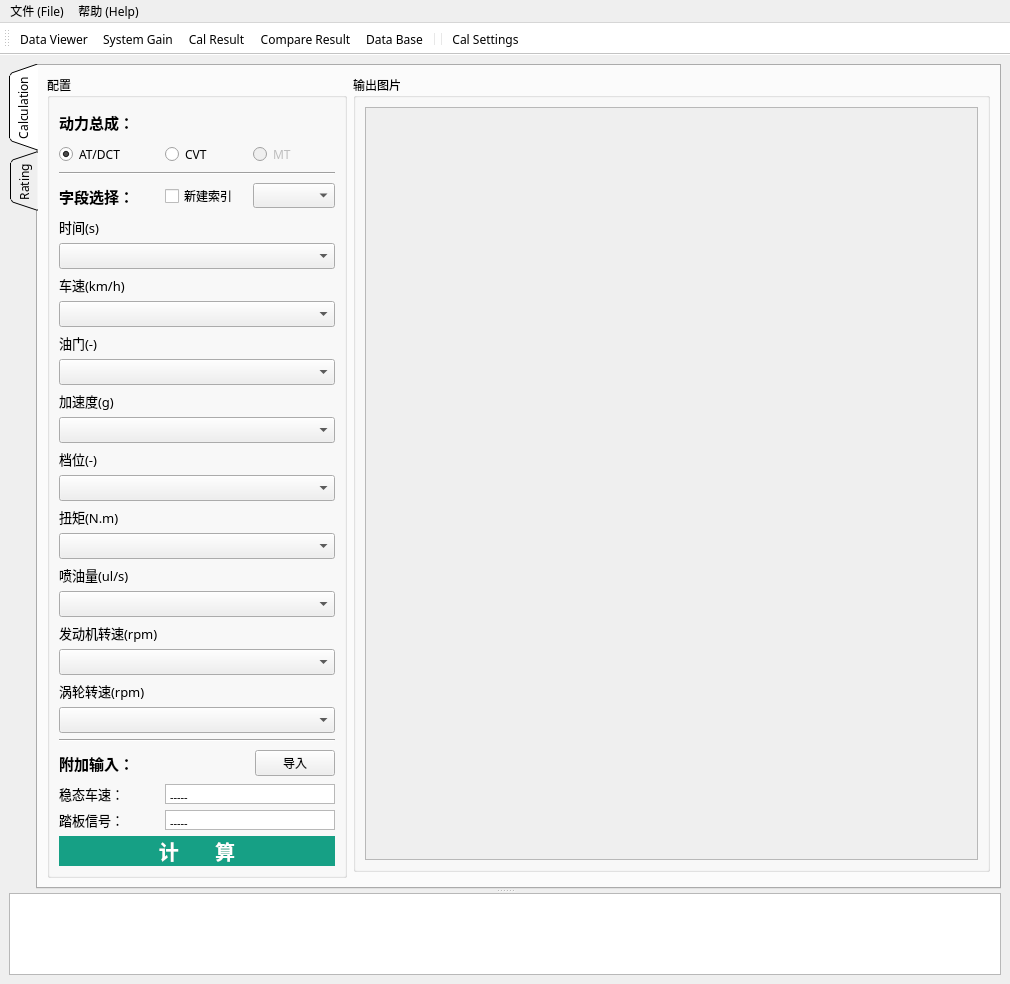
huisede/SystemGain, file SystemGainUi.ui: the form before one commit.
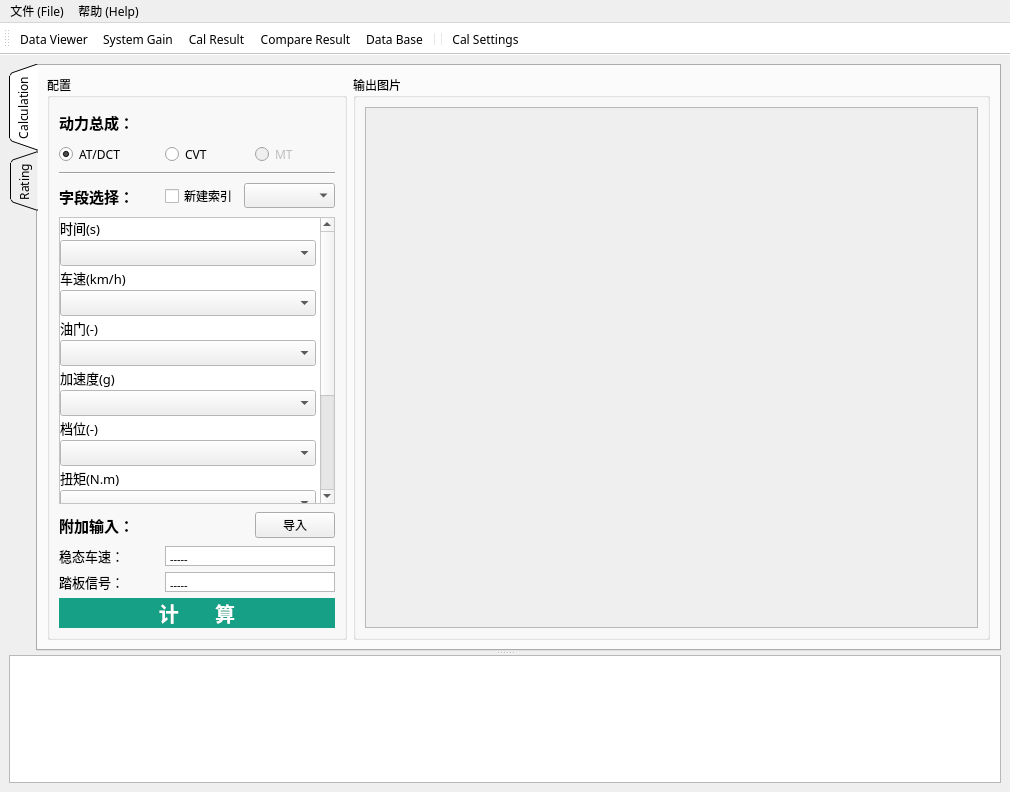
The form after the commit. The open tabs and pages were chosen to show the change. Icons and pictures are not drawn.

What changed in the file:
```diff
--- a/SystemGainUi.ui
+++ b/SystemGainUi.ui
@@ -10,7 +10,7 @@
     <x>0</x>
     <y>0</y>
     <width>1010</width>
-    <height>984</height>
+    <height>792</height>
    </rect>
   </property>
   <property name="palette">
@@ -149,7 +149,40 @@
              <string>Calculation</string>
             </attribute>
             <layout class="QGridLayout" name="gridLayout_9">
-             <item row="0" column="0" rowspan="2">
+             <item row="0" column="1" colspan="4">
+              <widget class="QGroupBox" name="System_Gain_AT_DCT_Figs_Group">
+               <property name="title">
+                <string>输出图片</string>
+               </property>
+               <layout class="QGridLayout" name="gridLayout_8">
+                <item row="0" column="2">
+                 <widget class="QScrollArea" name="System_Gain_AT_DCT_Figs_scrollArea">
+                  <property name="contextMenuPolicy">
+                   <enum>Qt::NoContextMenu</enum>
+                  </property>
+                  <property name="styleSheet">
+                   <string notr="true"/>
+                  </property>
+                  <property name="widgetResizable">
+                   <bool>true</bool>
+                  </property>
+                  <widget class="QWidget" name="System_Gain_AT_DCT_Figs_scrollAreaWidgetContents">
+                   <property name="geometry">
+                    <rect>
+                     <x>0</x>
+                     <y>0</y>
+                     <width>622</width>
+                     <height>507</height>
+                    </rect>
+                   </property>
+                   <layout class="QGridLayout" name="gridLayout_2"/>
+                  </widget>
+                 </widget>
+                </item>
+               </layout>
+              </widget>
+             </item>
+             <item row="0" column="0">
               <widget class="QGroupBox" name="System_Gain_AT_DCT_Config_Group">
                <property name="maximumSize">
                 <size>
@@ -161,57 +194,7 @@
                 <string>配置</string>
                </property>
                <layout class="QGridLayout" name="gridLayout_13">
-                <item row="3" column="0">
-                 <widget class="QLabel" name="System_Gain_AT_DCT_StableVspd_lab">
-                  <property name="minimumSize">
-                   <size>
-                    <width>100</width>
-                    <height>20</height>
-                   </size>
-                  </property>
-                  <property name="maximumSize">
-                   <size>
-                    <width>60</width>
-                    <height>20</height>
-                   </size>
-                  </property>
-                  <property name="font">
-                   <font>
-                    <family>Microsoft YaHei</family>
-                    <pointsize>10</pointsize>
-                   </font>
-                  </property>
-                  <property name="text">
-                   <string>稳态车速：</string>
-                  </property>
-                 </widget>
-                </item>
-                <item row="4" column="0">
-                 <widget class="QLabel" name="System_Gain_AT_DCT_StablePed_lab">
-                  <property name="minimumSize">
-                   <size>
-                    <width>100</width>
-                    <height>20</height>
-                   </size>
-                  </property>
-                  <property name="maximumSize">
-                   <size>
-                    <width>60</width>
-                    <height>20</height>
-                   </size>
-                  </property>
-                  <property name="font">
-                   <font>
-                    <family>Microsoft YaHei</family>
-                    <pointsize>10</pointsize>
-                   </font>
-                  </property>
-                  <property name="text">
-                   <string>踏板信号：</string>
-                  </property>
-                 </widget>
-                </item>
-                <item row="2" column="3">
+                <item row="7" column="3">
                  <widget class="QPushButton" name="Constant_Speed_Input_button">
                   <property name="minimumSize">
                    <size>
@@ -229,7 +212,7 @@
                   </property>
                  </widget>
                 </item>
-                <item row="5" column="0" colspan="4">
+                <item row="10" column="0" colspan="4">
                  <widget class="QPushButton" name="SysGain_Cal">
                   <property name="palette">
                    <palette>
@@ -421,7 +404,7 @@
                   </property>
                  </widget>
                 </item>
-                <item row="3" column="1" colspan="3">
+                <item row="8" column="1" colspan="3">
                  <widget class="QTextEdit" name="Constant_Speed_Show_Speed_text">
                   <property name="minimumSize">
                    <size>
@@ -432,7 +415,7 @@
                   <property name="maximumSize">
                    <size>
                     <width>16777215</width>
-                    <height>60</height>
+                    <height>25</height>
                    </size>
                   </property>
                   <property name="verticalScrollBarPolicy">
@@ -447,7 +430,7 @@
                   </property>
                  </widget>
                 </item>
-                <item row="4" column="1" colspan="3">
+                <item row="9" column="1" colspan="3">
                  <widget class="QTextEdit" name="Constant_Speed_Show_Ped_text">
                   <property name="minimumSize">
                    <size>
@@ -458,7 +441,7 @@
                   <property name="maximumSize">
                    <size>
                     <width>16777215</width>
-                    <height>60</height>
+                    <height>25</height>
                    </size>
                   </property>
                   <property name="verticalScrollBarPolicy">
@@ -473,7 +456,7 @@
                   </property>
                  </widget>
                 </item>
-                <item row="2" column="0" colspan="2">
+                <item row="7" column="0" colspan="2">
                  <widget class="QLabel" name="System_Gain_AT_DCT_AddInput">
                   <property name="minimumSize">
                    <size>
@@ -503,142 +486,201 @@
                   </property>
                  </widget>
                 </item>
-                <item row="0" column="0" colspan="4">
-                 <layout class="QGridLayout" name="System_Gain_AT_DCT_Config_Lay">
-                  <item row="1" column="2">
-                   <widget class="QRadioButton" name="System_Gain_MT">
-                    <property name="enabled">
-                     <bool>false</bool>
+                <item row="9" column="0">
+                 <widget class="QLabel" name="System_Gain_AT_DCT_StablePed_lab">
+                  <property name="minimumSize">
+                   <size>
+                    <width>100</width>
+                    <height>20</height>
+                   </size>
+                  </property>
+                  <property name="maximumSize">
+                   <size>
+                    <width>60</width>
+                    <height>20</height>
+                   </size>
+                  </property>
+                  <property name="font">
+                   <font>
+                    <family>Microsoft YaHei</family>
+                    <pointsize>10</pointsize>
+                   </font>
+                  </property>
+                  <property name="text">
+                   <string>踏板信号：</string>
+                  </property>
+                 </widget>
+                </item>
+                <item row="8" column="0">
+                 <widget class="QLabel" name="System_Gain_AT_DCT_StableVspd_lab">
+                  <property name="minimumSize">
+                   <size>
+                    <width>100</width>
+                    <height>20</height>
+                   </size>
+                  </property>
+                  <property name="maximumSize">
+                   <size>
+                    <width>60</width>
+                    <height>20</height>
+                   </size>
+                  </property>
+                  <property name="font">
+                   <font>
+                    <family>Microsoft YaHei</family>
+                    <pointsize>10</pointsize>
+                   </font>
+                  </property>
+                  <property name="text">
+                   <string>稳态车速：</string>
+                  </property>
+                 </widget>
+                </item>
+                <item row="1" column="3">
+                 <widget class="QRadioButton" name="System_Gain_MT">
+                  <property name="enabled">
+                   <bool>false</bool>
+                  </property>
+                  <property name="font">
+                   <font>
+                    <family>Microsoft YaHei</family>
+                   </font>
+                  </property>
+                  <property name="text">
+                   <string>MT</string>
+                  </property>
+                  <attribute name="buttonGroup">
+                   <string notr="true">buttonGroup_PT_Type</string>
+                  </attribute>
+                 </widget>
+                </item>
+                <item row="3" column="2" colspan="2">
+                 <widget class="QComboBox" name="System_Gain_AT_DCT_Index_comboBox">
+                  <property name="font">
+                   <font>
+                    <family>Microsoft YaHei</family>
+                   </font>
+                  </property>
+                 </widget>
+                </item>
+                <item row="3" column="1">
+                 <widget class="QCheckBox" name="System_Gain_AT_DCT_New_Index">
+                  <property name="font">
+                   <font>
+                    <family>微软雅黑</family>
+                   </font>
+                  </property>
+                  <property name="text">
+                   <string>新建索引</string>
+                  </property>
+                 </widget>
+                </item>
+                <item row="4" column="0" rowspan="2" colspan="4">
+                 <widget class="QScrollArea" name="scrollArea_SG_Calculation">
+                  <property name="maximumSize">
+                   <size>
+                    <width>320</width>
+                    <height>16777215</height>
+                   </size>
+                  </property>
+                  <property name="palette">
+                   <palette>
+                    <active>
+                     <colorrole role="Base">
+                      <brush brushstyle="SolidPattern">
+                       <color alpha="255">
+                        <red>255</red>
+                        <green>255</green>
+                        <blue>255</blue>
+                       </color>
+                      </brush>
+                     </colorrole>
+                     <colorrole role="Window">
+                      <brush brushstyle="SolidPattern">
+                       <color alpha="255">
+                        <red>255</red>
+                        <green>255</green>
+                        <blue>255</blue>
+                       </color>
+                      </brush>
+                     </colorrole>
+                    </active>
+                    <inactive>
+                     <colorrole role="Base">
+                      <brush brushstyle="SolidPattern">
+                       <color alpha="255">
+                        <red>255</red>
+                        <green>255</green>
+                        <blue>255</blue>
+                       </color>
+                      </brush>
+                     </colorrole>
+                     <colorrole role="Window">
+                      <brush brushstyle="SolidPattern">
+                       <color alpha="255">
+                        <red>255</red>
+                        <green>255</green>
+                        <blue>255</blue>
+                       </color>
+                      </brush>
+                     </colorrole>
+                    </inactive>
+                    <disabled>
+                     <colorrole role="Base">
+                      <brush brushstyle="SolidPattern">
+                       <color alpha="255">
+                        <red>255</red>
+                        <green>255</green>
+                        <blue>255</blue>
+                       </color>
+                      </brush>
+                     </colorrole>
+                     <colorrole role="Window">
+                      <brush brushstyle="SolidPattern">
+                       <color alpha="255">
+                        <red>255</red>
+                        <green>255</green>
+                        <blue>255</blue>
+                       </color>
+                      </brush>
+                     </colorrole>
+                    </disabled>
+                   </palette>
+                  </property>
+                  <property name="frameShadow">
+                   <enum>QFrame::Raised</enum>
+                  </property>
+                  <property name="lineWidth">
+                   <number>0</number>
+                  </property>
+                  <property name="widgetResizable">
+                   <bool>true</bool>
+                  </property>
+                  <widget class="QWidget" name="scrollAreaWidgetContents">
+                   <property name="geometry">
+                    <rect>
+                     <x>0</x>
+                     <y>0</y>
+                     <width>261</width>
+                     <height>439</height>
+                    </rect>
+                   </property>
+                   <layout class="QVBoxLayout" name="verticalLayout_9">
+                    <property name="spacing">
+                     <number>2</number>
                     </property>
-                    <property name="font">
-                     <font>
-                      <family>Microsoft YaHei</family>
-                     </font>
+                    <property name="leftMargin">
+                     <number>0</number>
                     </property>
-                    <property name="text">
-                     <string>MT</string>
+                    <property name="topMargin">
+                     <number>0</number>
                     </property>
-                    <attribute name="buttonGroup">
-                     <string notr="true">buttonGroup_PT_Type</string>
-                    </attribute>
-                   </widget>
-                  </item>
-                  <item row="3" column="2">
-                   <widget class="QComboBox" name="System_Gain_AT_DCT_Index_comboBox">
-                    <property name="font">
-                     <font>
-                      <family>Microsoft YaHei</family>
-                     </font>
+                    <property name="rightMargin">
+                     <number>4</number>
                     </property>
-                   </widget>
-                  </item>
-                  <item row="1" column="0">
-                   <widget class="QRadioButton" name="System_Gain_AT_DCT">
-                    <property name="font">
-                     <font>
-                      <family>Microsoft YaHei</family>
-                     </font>
+                    <property name="bottomMargin">
+                     <number>0</number>
                     </property>
-                    <property name="text">
-                     <string>AT/DCT</string>
-                    </property>
-                    <property name="checked">
-                     <bool>true</bool>
-                    </property>
-                    <attribute name="buttonGroup">
-                     <string notr="true">buttonGroup_PT_Type</string>
-                    </attribute>
-                   </widget>
-                  </item>
-                  <item row="1" column="1">
-                   <widget class="QRadioButton" name="System_Gain_CVT">
-                    <property name="font">
-                     <font>
-                      <family>Microsoft YaHei</family>
-                     </font>
-                    </property>
-                    <property name="text">
-                     <string>CVT</string>
-                    </property>
-                    <attribute name="buttonGroup">
-                     <string notr="true">buttonGroup_PT_Type</string>
-                    </attribute>
-                   </widget>
-                  </item>
-                  <item row="0" column="0" colspan="3">
-                   <widget class="QLabel" name="System_Gain_AT_DCT_Features_lab_2">
-                    <property name="minimumSize">
-                     <size>
-                      <width>100</width>
-                      <height>30</height>
-                     </size>
-                    </property>
-                    <property name="maximumSize">
-                     <size>
-                      <width>400</width>
-                      <height>30</height>
-                     </size>
-                    </property>
-                    <property name="font">
-                     <font>
-                      <family>Microsoft YaHei UI</family>
-                      <pointsize>11</pointsize>
-                      <weight>75</weight>
-                      <bold>true</bold>
-                     </font>
-                    </property>
-                    <property name="layoutDirection">
-                     <enum>Qt::LeftToRight</enum>
-                    </property>
-                    <property name="text">
-                     <string>动力总成：</string>
-                    </property>
-                   </widget>
-                  </item>
-                  <item row="3" column="0">
-                   <widget class="QLabel" name="System_Gain_AT_DCT_Features_lab">
-                    <property name="minimumSize">
-                     <size>
-                      <width>100</width>
-                      <height>30</height>
-                     </size>
-                    </property>
-                    <property name="maximumSize">
-                     <size>
-                      <width>400</width>
-                      <height>30</height>
-                     </size>
-                    </property>
-                    <property name="font">
-                     <font>
-                      <family>Microsoft YaHei UI</family>
-                      <pointsize>11</pointsize>
-                      <weight>75</weight>
-                      <bold>true</bold>
-                     </font>
-                    </property>
-                    <property name="layoutDirection">
-                     <enum>Qt::LeftToRight</enum>
-                    </property>
-                    <property name="text">
-                     <string>字段选择：</string>
-                    </property>
-                   </widget>
-                  </item>
-                  <item row="3" column="1">
-                   <widget class="QCheckBox" name="System_Gain_AT_DCT_New_Index">
-                    <property name="font">
-                     <font>
-                      <family>微软雅黑</family>
-                     </font>
-                    </property>
-                    <property name="text">
-                     <string>新建索引</string>
-                    </property>
-                   </widget>
-                  </item>
-                  <item row="4" column="0" colspan="3">
-                   <layout class="QVBoxLayout" name="System_Gain_AT_DCT_Config_LayV">
                     <item>
                      <widget class="QLabel" name="System_Gain_AT_DCT_Time_lab">
                       <property name="minimumSize">
@@ -955,20 +997,103 @@
                      </widget>
                     </item>
                    </layout>
-                  </item>
-                  <item row="2" column="0" colspan="3">
-                   <widget class="Line" name="line">
-                    <property name="styleSheet">
-                     <string notr="true"/>
-                    </property>
-                    <property name="orientation">
-                     <enum>Qt::Horizontal</enum>
-                    </property>
-                   </widget>
-                  </item>
-                 </layout>
+                  </widget>
+                 </widget>
                 </item>
-                <item row="1" column="0" colspan="4">
+                <item row="1" column="0">
+                 <widget class="QRadioButton" name="System_Gain_AT_DCT">
+                  <property name="font">
+                   <font>
+                    <family>Microsoft YaHei</family>
+                   </font>
+                  </property>
+                  <property name="text">
+                   <string>AT/DCT</string>
+                  </property>
+                  <property name="checked">
+                   <bool>true</bool>
+                  </property>
+                  <attribute name="buttonGroup">
+                   <string notr="true">buttonGroup_PT_Type</string>
+                  </attribute>
+                 </widget>
+                </item>
+                <item row="1" column="1">
+                 <widget class="QRadioButton" name="System_Gain_CVT">
+                  <property name="font">
+                   <font>
+                    <family>Microsoft YaHei</family>
+                   </font>
+                  </property>
+                  <property name="text">
+                   <string>CVT</string>
+                  </property>
+                  <attribute name="buttonGroup">
+                   <string notr="true">buttonGroup_PT_Type</string>
+                  </attribute>
+                 </widget>
+                </item>
+                <item row="0" column="0">
+                 <widget class="QLabel" name="System_Gain_AT_DCT_Features_lab_2">
+                  <property name="minimumSize">
+                   <size>
+                    <width>100</width>
+                    <height>30</height>
+                   </size>
+                  </property>
+                  <property name="maximumSize">
+                   <size>
+                    <width>400</width>
+                    <height>30</height>
+                   </size>
+                  </property>
+                  <property name="font">
+                   <font>
+                    <family>Microsoft YaHei UI</family>
+                    <pointsize>11</pointsize>
+                    <weight>75</weight>
+                    <bold>true</bold>
+                   </font>
+                  </property>
+                  <property name="layoutDirection">
+                   <enum>Qt::LeftToRight</enum>
+                  </property>
+                  <property name="text">
+                   <string>动力总成：</string>
+                  </property>
+                 </widget>
+                </item>
+                <item row="3" column="0">
+                 <widget class="QLabel" name="System_Gain_AT_DCT_Features_lab">
+                  <property name="minimumSize">
+                   <size>
+                    <width>100</width>
+                    <height>30</height>
+                   </size>
+                  </property>
+                  <property name="maximumSize">
+                   <size>
+                    <width>400</width>
+                    <height>30</height>
+                   </size>
+                  </property>
+                  <property name="font">
+                   <font>
+                    <family>Microsoft YaHei UI</family>
+                    <pointsize>11</pointsize>
+                    <weight>75</weight>
+                    <bold>true</bold>
+                   </font>
+                  </property>
+                  <property name="layoutDirection">
+                   <enum>Qt::LeftToRight</enum>
+                  </property>
+                  <property name="text">
+                   <string>字段选择：</string>
+                  </property>
+                 </widget>
+                </item>
+                <item row="2" column="0" colspan="4">
                  <widget class="Line" name="line_2">
                   <property name="styleSheet">
                    <string notr="true"/>
@@ -981,39 +1106,6 @@
                </layout>
               </widget>
              </item>
-             <item row="0" column="1" colspan="4">
-              <widget class="QGroupBox" name="System_Gain_AT_DCT_Figs_Group">
-               <property name="title">
-                <string>输出图片</string>
-               </property>
-               <layout class="QGridLayout" name="gridLayout_8">
-                <item row="0" column="0">
-                 <widget class="QScrollArea" name="System_Gain_AT_DCT_Figs_scrollArea">
-                  <property name="contextMenuPolicy">
-                   <enum>Qt::NoContextMenu</enum>
-                  </property>
-                  <property name="styleSheet">
-                   <string notr="true"/>
-                  </property>
-                  <property name="widgetResizable">
-                   <bool>true</bool>
-                  </property>
-                  <widget class="QWidget" name="System_Gain_AT_DCT_Figs_scrollAreaWidgetContents">
-                   <property name="geometry">
-                    <rect>
-                     <x>0</x>
-                     <y>0</y>
-                     <width>622</width>
-                     <height>749</height>
-                    </rect>
-                   </property>
-                   <layout class="QGridLayout" name="gridLayout_2"/>
-                  </widget>
-                 </widget>
-                </item>
-               </layout>
-              </widget>
-             </item>
             </layout>
            </widget>
            <widget class="QWidget" name="tab">
```
Left out of the diff: 18 changed lines with no effect on the pictures.
